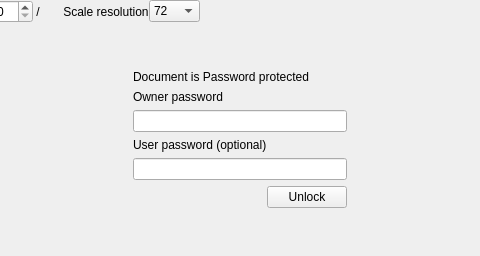
This is gui/resources/pdf_toolbar.ui in arxsys/dff-ui as Qt 5 draws it before an edit; both pictures show x 117 to 597 and y 0 to 256 of the 714 by 256 pixel window. The edited form follows.
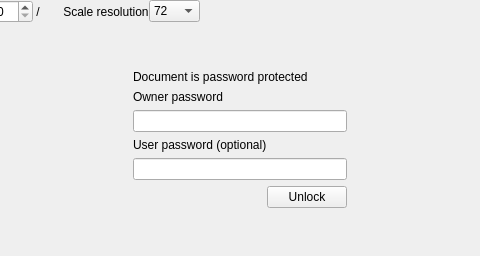
This is the edited form. The open tabs and pages were chosen to show the change. Icons and pictures are not drawn.

Diff of the .ui file:
```diff
--- a/gui/resources/pdf_toolbar.ui
+++ b/gui/resources/pdf_toolbar.ui
@@ -245,7 +245,7 @@
           <item>
            <widget class="QLabel" name="label_8">
             <property name="text">
-             <string>Document is Password protected</string>
+             <string>Document is password protected</string>
             </property>
            </widget>
           </item>
```
